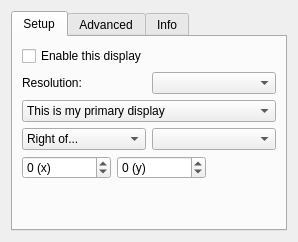
This is lxqt-config-monitor/monitorwidget.ui in lxqt/lxqt-config as Qt 5 draws it before an edit. The edited form follows.
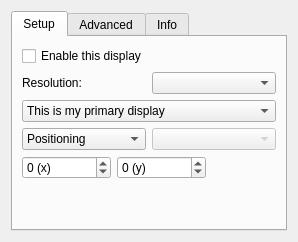
This is the edited form.

Commit message: lxqt-config-monitor: Actually update the config on setting screen position

Patch:
```diff
--- a/lxqt-config-monitor/monitorwidget.ui
+++ b/lxqt-config-monitor/monitorwidget.ui
@@ -117,6 +117,11 @@
         <layout class="QHBoxLayout" name="horizontalLayout_2">
          <item>
           <widget class="QComboBox" name="positioningCombo">
+           <item>
+            <property name="text">
+             <string>Positioning</string>
+            </property>
+           </item>
            <item>
             <property name="text">
              <string>Right of...</string>
@@ -145,7 +150,11 @@
           </widget>
          </item>
          <item>
-          <widget class="QComboBox" name="otherScreensCombo"/>
+          <widget class="QComboBox" name="otherScreensCombo">
+           <property name="enabled">
+            <bool>false</bool>
+           </property>
+          </widget>
          </item>
         </layout>
        </item>
```
The commit also changes 2 other files.
